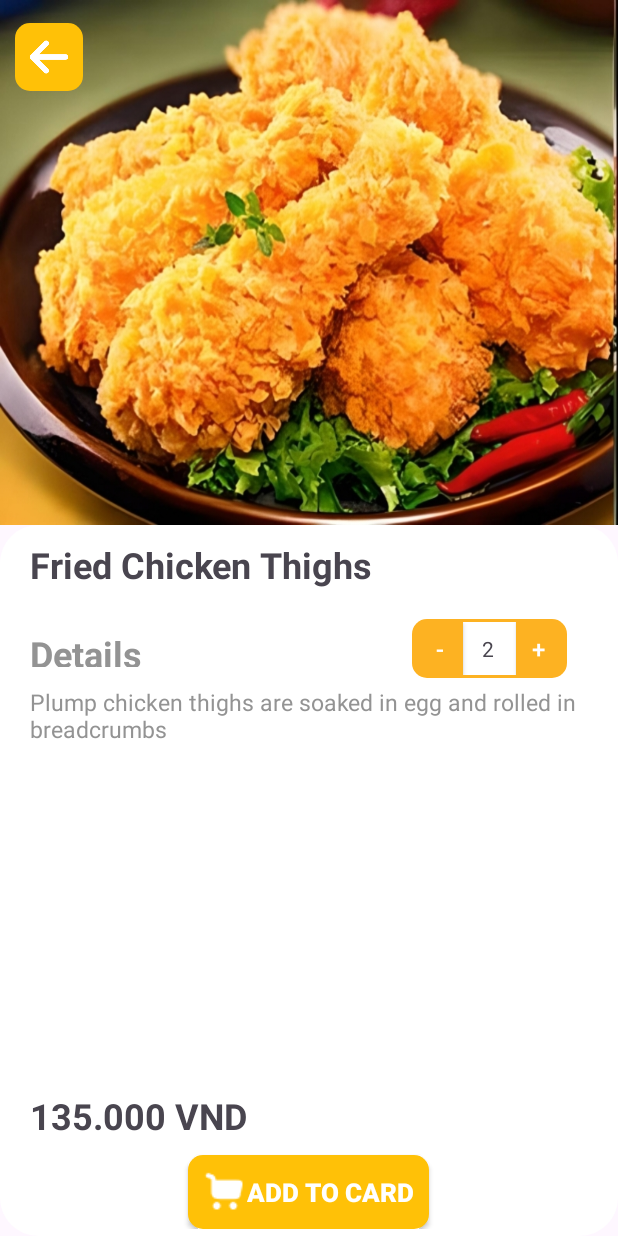
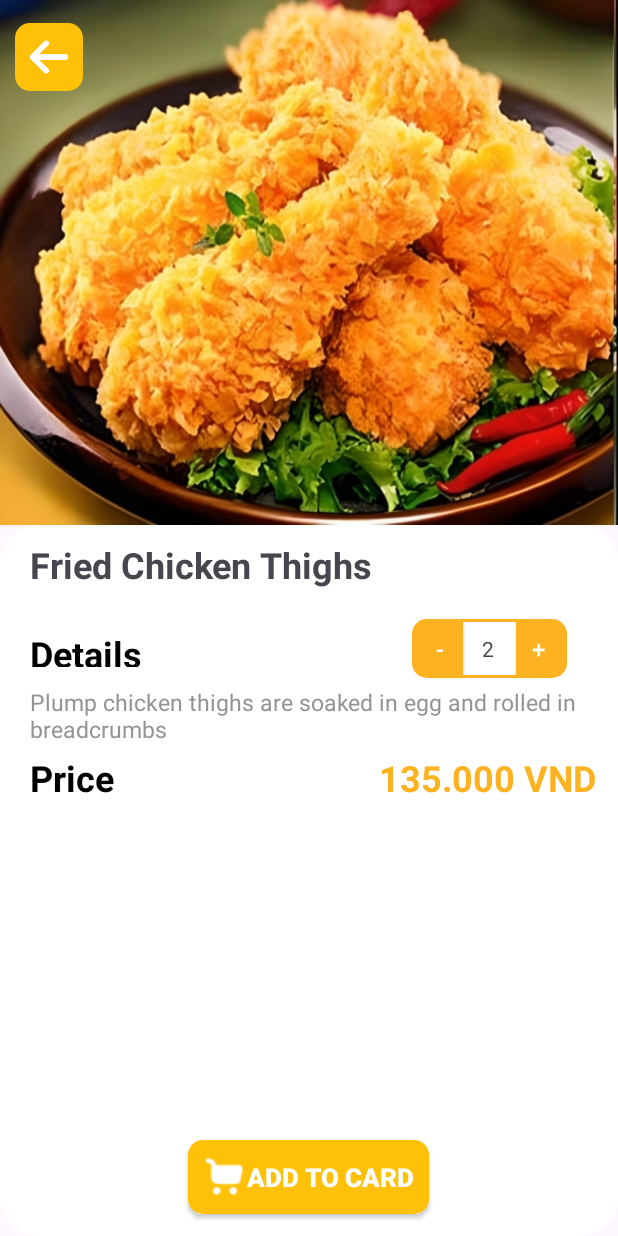
Before and after one commit to binh123440/7Meals, an Android app: the AppActivity screen opened directly, with no data from a screen before it, on a phone screen of 412 x 824 dp. Run offline under Robolectric (Android 15) with nearby library versions, the light colour scheme and no system bars.

```diff
--- /dev/null
+++ b/app/src/main/res/drawable/bounder_btn_category_hover.xml
@@ -0,0 +1,5 @@
+<?xml version="1.0" encoding="utf-8"?>
+<shape xmlns:android="http://schemas.android.com/apk/res/android">
+    <solid android:color="@color/yellow2"/>
+    <corners android:radius="25dp"/>
+</shape>
--- a/app/src/main/res/layout/chitietsp.xml
+++ b/app/src/main/res/layout/chitietsp.xml
@@ -61,7 +61,7 @@
                     android:layout_marginLeft="15dp"
                     android:text="Details"
                     android:textSize="24dp"
-                    android:textColor="@color/gray"
+                    android:textColor="@color/black"
                     android:textStyle="bold"
                     android:layout_gravity="center"/>
                 <LinearLayout
@@ -113,16 +113,39 @@
             <RelativeLayout
                 android:layout_width="match_parent"
                 android:layout_height="wrap_content"
-                android:layout_alignParentBottom="true">
+                android:layout_below="@id/description_product"
+                android:layout_marginRight="10dp">
+
                 <TextView
                     android:id="@+id/price_product"
                     android:layout_height="wrap_content"
                     android:layout_width="wrap_content"
-                    android:text="135.000 VND"
+                    android:text="Price"
                     android:textSize="24dp"
+                    android:textColor="@color/black"
+                    android:layout_alignParentLeft="true"
                     android:layout_marginTop="5dp"
                     android:layout_marginLeft="15dp"
                     android:textStyle="bold"></TextView>
+
+                <TextView
+                    android:id="@+id/value_price_product"
+                    android:layout_height="wrap_content"
+                    android:layout_width="wrap_content"
+                    android:text="135.000 VND"
+                    android:textSize="24dp"
+                    android:textColor="@color/yellow2"
+                    android:layout_alignParentRight="true"
+                    android:layout_marginTop="5dp"
+                    android:layout_marginLeft="15dp"
+                    android:textStyle="bold"></TextView>
+
+            </RelativeLayout>
+
+            <RelativeLayout
+                android:layout_width="match_parent"
+                android:layout_height="wrap_content"
+                android:layout_alignParentBottom="true">
 
                 <androidx.appcompat.widget.AppCompatButton
                     android:id="@+id/AddToCardButton"
@@ -130,9 +153,9 @@
                     android:layout_height="wrap_content"
                     android:paddingRight="10dp"
                     android:paddingLeft="10dp"
-                    android:layout_below="@id/price_product"
                     android:layout_centerHorizontal="true"
                     android:layout_marginTop="10dp"
+                    android:layout_marginBottom="10dp"
                     android:text="ADD TO CARD"
                     android:textColor="@color/white"
                     android:textSize="17dp"
```
Also changed, not shown: app/src/main/java/com/example/cdpm_7meals/HomePage.java (+65 -1 lines), app/src/main/java/com/example/cdpm_7meals/ListProduct.java (+27 -9 lines), app/src/main/res/layout/activity_home_page.xml (+6 -2 lines), app/src/main/res/layout/card.xml (+5 -5 lines).
